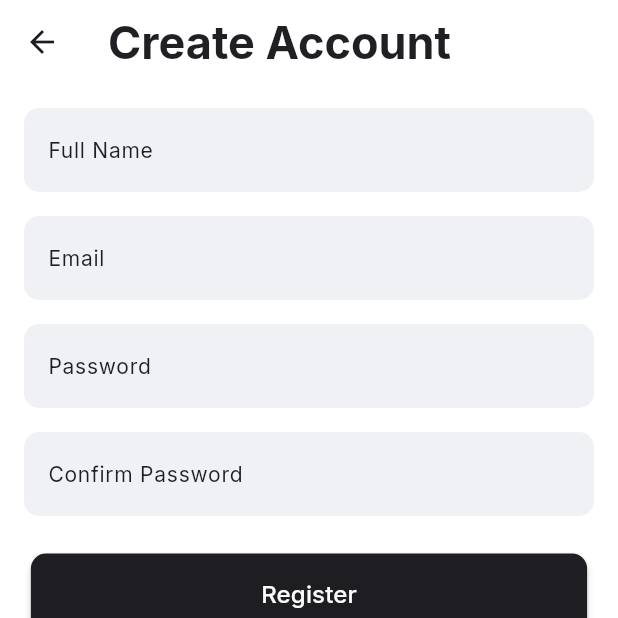
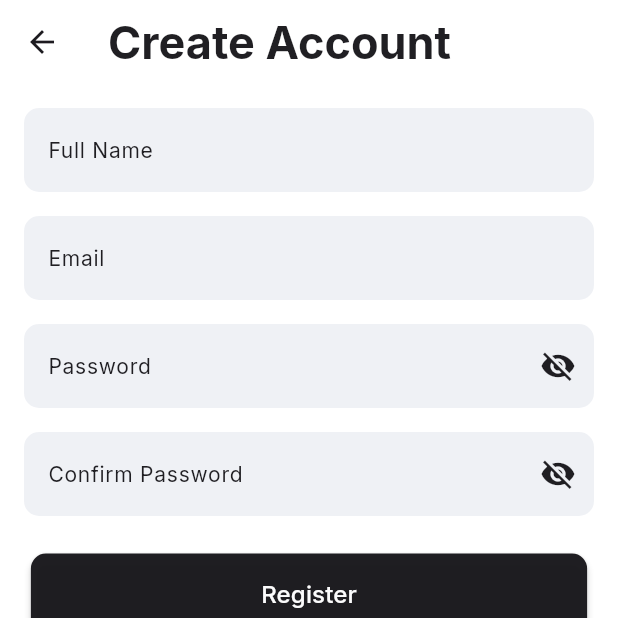
Before and after one commit to TradeFolioo/tardefolioo, a Flutter app: the RegisterScreen screen opened by its route, on a phone screen of 412 x 824 dp, the top half of it. Run offline on Flutter 3.47's test engine with Material 3 defaults, Android fonts, the phone set to English and light mode, and no system bars; our stand-ins replace dio, get, google_fonts, talker_flutter.

Commit message:
#7 : added a toggle icon to `view/hide` password field content

```diff
--- a/lib/controllers/auth_controller.dart
+++ b/lib/controllers/auth_controller.dart
@@ -4,11 +4,19 @@ import 'package:tradefolioo/config/enums.dart';
 class AuthController extends ChangeNotifier {
   bool showPassword = false;
   bool showConfirmPassword = false;
+  bool showLoginPassword = false;
   LOGIN_STATUS login_status = LOGIN_STATUS.LOGGED_OUT;
   REGISTRATION_STATUS registration_status = REGISTRATION_STATUS.NOT_SIGNINGUP;
 
+
+
   void toggleShowPassword() {
     showPassword = !showPassword;
+    notifyListeners();
+  }
+
+  void toggleShowLoginPassword() {
+    showLoginPassword = !showLoginPassword;
     notifyListeners();
   }
 
--- a/lib/view/screens/AuthScreen/register_screen.dart
+++ b/lib/view/screens/AuthScreen/register_screen.dart
@@ -89,7 +89,9 @@ class RegisterScreen extends StatelessWidget {
                   ),
                 ),
                 const SizedBox(height: 16),
-                TextFormField(
+                Consumer<AuthController>(
+                  builder: (context, controller, child) {
+                    return TextFormField(
                       validator: (value) {
                         if (value!.isEmpty) {
                           return 'Password cannot be empty';
@@ -99,9 +101,20 @@ class RegisterScreen extends StatelessWidget {
                         }
                         return null;
                       },
-                  obscureText: true,
+                      obscureText: controller.showPassword ? false : true,
                       controller: _passwordController,
                       decoration: InputDecoration(
+                        suffixIcon: IconButton(
+                          onPressed: () {
+                            controller.toggleShowPassword();
+                          },
+                          icon: Icon(
+                            controller.showPassword
+                                ? Icons.visibility
+                                : Icons.visibility_off,
+                            color: ColorConstants.primaryBlackColor,
+                          ),
+                        ),
                         fillColor: ColorConstants.primaryTextBoxColor,
                         border: OutlineInputBorder(
                             borderRadius: BorderRadius.circular(10),
@@ -113,10 +126,13 @@ class RegisterScreen extends StatelessWidget {
                           fontSize: 14,
                         ),
                       ),
+                    );
+                  },
                 ),
                 const SizedBox(height: 16),
-                TextFormField(
-                  obscureText: true,
+                Consumer<AuthController>(builder: (context, controller, child) {
+                  return TextFormField(
+                    obscureText: controller.showConfirmPassword ? false : true,
                     validator: (value) {
                       if (value != _passwordController.text) {
                         return 'Passwords do not match';
@@ -125,6 +141,17 @@ class RegisterScreen extends StatelessWidget {
                     },
                     controller: _confirmPasswordController,
                     decoration: InputDecoration(
+                      suffixIcon: IconButton(
+                        onPressed: () {
+                          controller.toggleShowConfirmPassword();
+                        },
+                        icon: Icon(
+                          controller.showConfirmPassword
+                              ? Icons.visibility
+                              : Icons.visibility_off,
+                          color: ColorConstants.primaryBlackColor,
+                        ),
+                      ),
                       fillColor: ColorConstants.primaryTextBoxColor,
                       border: OutlineInputBorder(
                           borderRadius: BorderRadius.circular(10),
@@ -136,7 +163,8 @@ class RegisterScreen extends StatelessWidget {
                         fontSize: 14,
                       ),
                     ),
-                ),
+                  );
+                }),
                 const SizedBox(height: 25),
                 Consumer<AuthController>(
                   builder: (context, controller, child) {
```
Also changed, not shown: lib/view/screens/AuthScreen/login_screen.dart (+15 -5 lines). Lines whose indentation alone changed are shown as unchanged.
